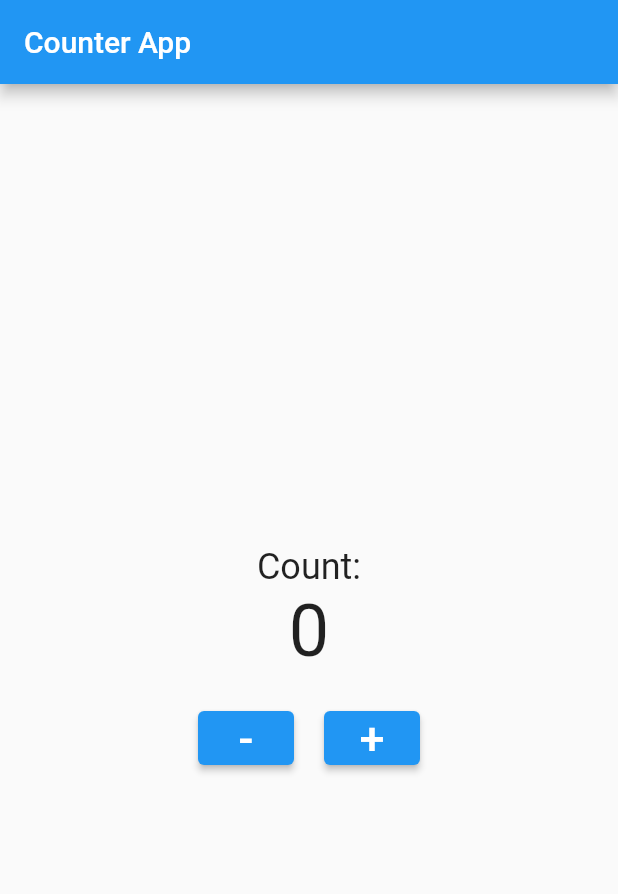
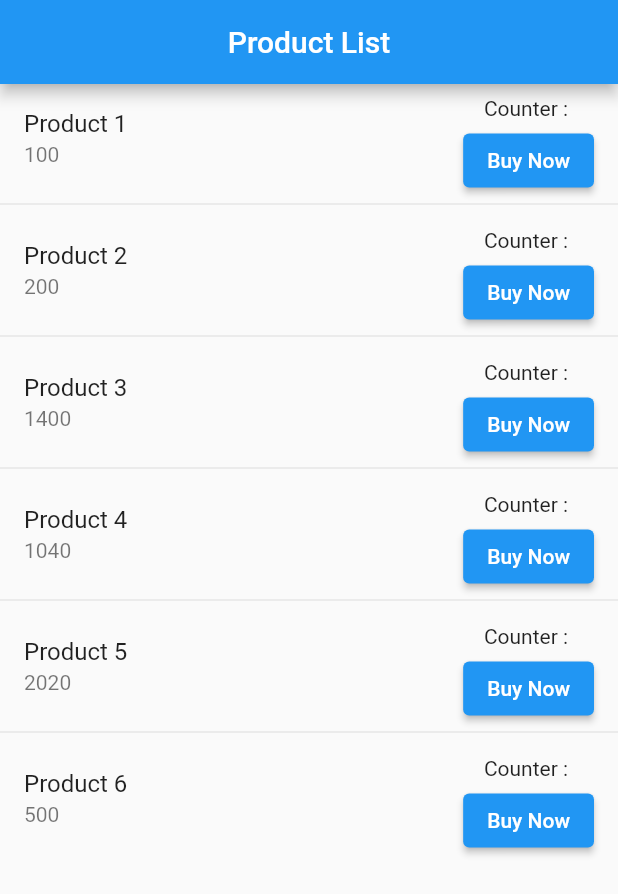
Before and after one commit to shahriartoky0/module_7, a Flutter app: the screen it shows after launch, on a phone screen of 412 x 824 dp. Shown: the top 894 px of the screen. Run offline on Flutter 3.47's test engine with Material 2 defaults, Android fonts, the phone set to English and light mode, and no system bars.

Commit message:
alert box showing

```diff
--- a/lib/main.dart
+++ b/lib/main.dart
@@ -1,98 +1,75 @@
+import 'package:flutter/cupertino.dart';
 import 'package:flutter/material.dart';
+import 'package:flutter/rendering.dart';
 
-void main() {
+void main ()
+{
   runApp(MyApp());
 }
 
-class MyApp extends StatelessWidget {
+class MyApp extends StatelessWidget{
   @override
   Widget build(BuildContext context) {
-    return MaterialApp(
-      home: CounterScreen(),
+    return MaterialApp(title: 'Shopping', home: HomeScreen(),);
+  }
+
+}
+
+class HomeScreen extends StatefulWidget {
+
+
+  List <dynamic> productDetails =[
+    { 'name' : 'Product 1' , 'price' : "100"},
+    { 'name' : 'Product 2' , 'price' : "200"},
+    { 'name' : 'Product 3' , 'price' : "1400"},
+    { 'name' : 'Product 4' , 'price' : "1040"},
+    { 'name' : 'Product 5' , 'price' : "2020"},
+    { 'name' : 'Product 6' , 'price' : "500"},
+
+  ] ;
+
+  @override
+  State<HomeScreen> createState() => _HomeScreenState();
+}
+
+class _HomeScreenState extends State<HomeScreen> {
+    double counter = 0;//setting counter value to 0
+  @override
+  Widget build(BuildContext context) {
+    //function to show alertDialog
+    MyAlertDialog(context,productName)
+    {
+      return showDialog(context: context, builder: (BuildContext context){return Expanded(child: AlertDialog(title: const Text('Congratulations!'),
+      content: Text("You've bought $counter $productName "),actions: [ElevatedButton(onPressed: (){Navigator.pop(context);}, child: Text('OK'))],));});
+    }
+    return Scaffold(
+      appBar: AppBar(title: const Text('Product List'),
+      centerTitle: true,),
+      body: ListView.separated(itemBuilder: (context , index){
+        return ListTile(
+          title: Text(widget.productDetails[index]['name']),
+        subtitle: Text(widget.productDetails[index]['price']),
+
+          trailing: Column(
+            children: [
+              Text('Counter : '),
+              const SizedBox(height: 3),
+              ElevatedButton(onPressed: (){
+               counter++;
+               if (counter==5)
+               {
+                 MyAlertDialog(context,widget.productDetails[index]['name']);
+               }
+               setState(() {});
+                print(counter);
+              },child: const Text('Buy Now'),),
+            ],
+          ),
+
+        );
+
+      }, separatorBuilder: (context , index){return const Divider();}, itemCount: widget.productDetails.length),
+
     );
   }
 }
-
-class CounterScreen extends StatefulWidget {
-  @override
-  _CounterScreenState createState() => _CounterScreenState();
-}
-
-class _CounterScreenState extends State<CounterScreen> {
-  int count = 0;
-
-  void _incrementCounter() {
-    setState(() {
-      count++;
-      if (count >= 5) {
-        _showDialog();
-      }
-    });
-  }
-
-  void _decrementCounter() {
-    setState(() {
-      if (count > 0) {
-        count--;
-      }
-    });
-  }
-
-  void _showDialog() {
-    showDialog(
-      context: context,
-      builder: (BuildContext context) {
-        return AlertDialog(
-          title: Text("Button pressed $count times"),
-          actions: <Widget>[
-            ElevatedButton(
-              child: Text("OK"),
-              onPressed: () {
-                Navigator.of(context).pop();
-              },
-            ),
-          ],
-        );
-      },
-    );
-  }
-
-  @override
-  Widget build(BuildContext context) {
-    return Scaffold(
-      appBar: AppBar(
-        title: Text('Counter App'),
-      ),
-      body: Center(
-        child: Column(
-          mainAxisAlignment: MainAxisAlignment.center,
-          children: <Widget>[
-            Text(
-              'Count:',
-              style: TextStyle(fontSize: 24),
-            ),
-            Text(
-              '$count',
-              style: TextStyle(fontSize: 48),
-            ),
-            SizedBox(height: 20),
-            Row(
-              mainAxisAlignment: MainAxisAlignment.center,
-              children: <Widget>[
-                ElevatedButton(
-                  onPressed: _decrementCounter,
-                  child: Text('-',style: TextStyle(fontSize: 30),),
-                ),
-                SizedBox(width: 20),
-                ElevatedButton(
-                  onPressed: _incrementCounter,
-                  child: Text('+',style: TextStyle(fontSize: 30)),
-                ),
-              ],
-            ),
-          ],
-        ),
-      ),
-    );
-  }
-}
```
